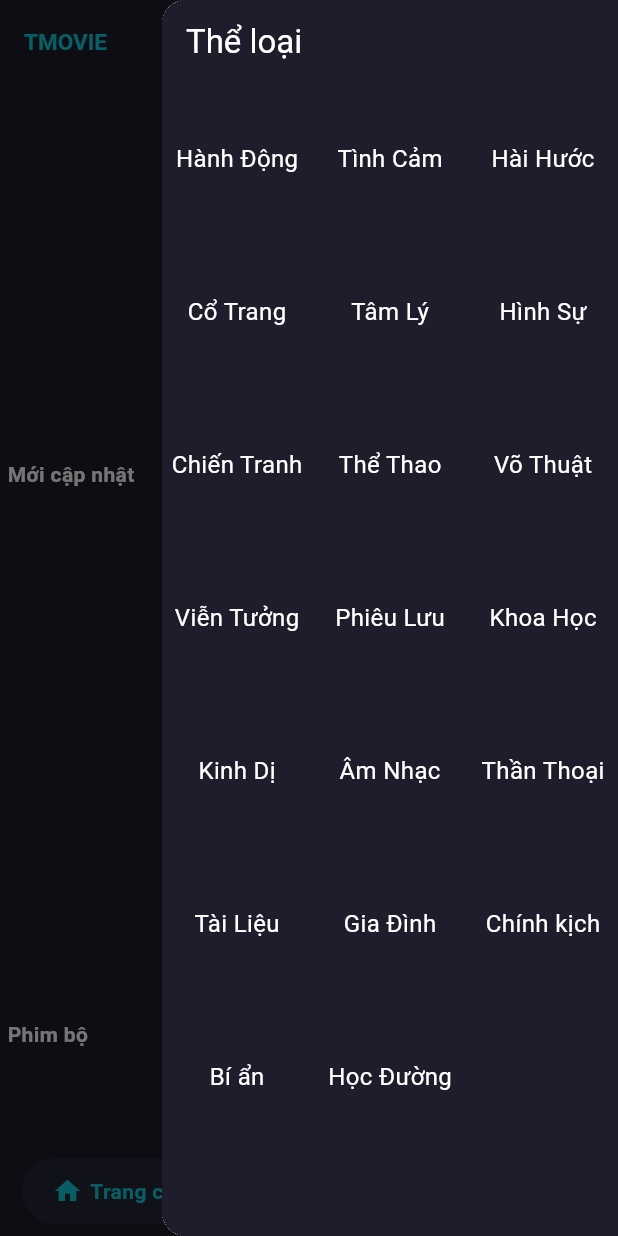
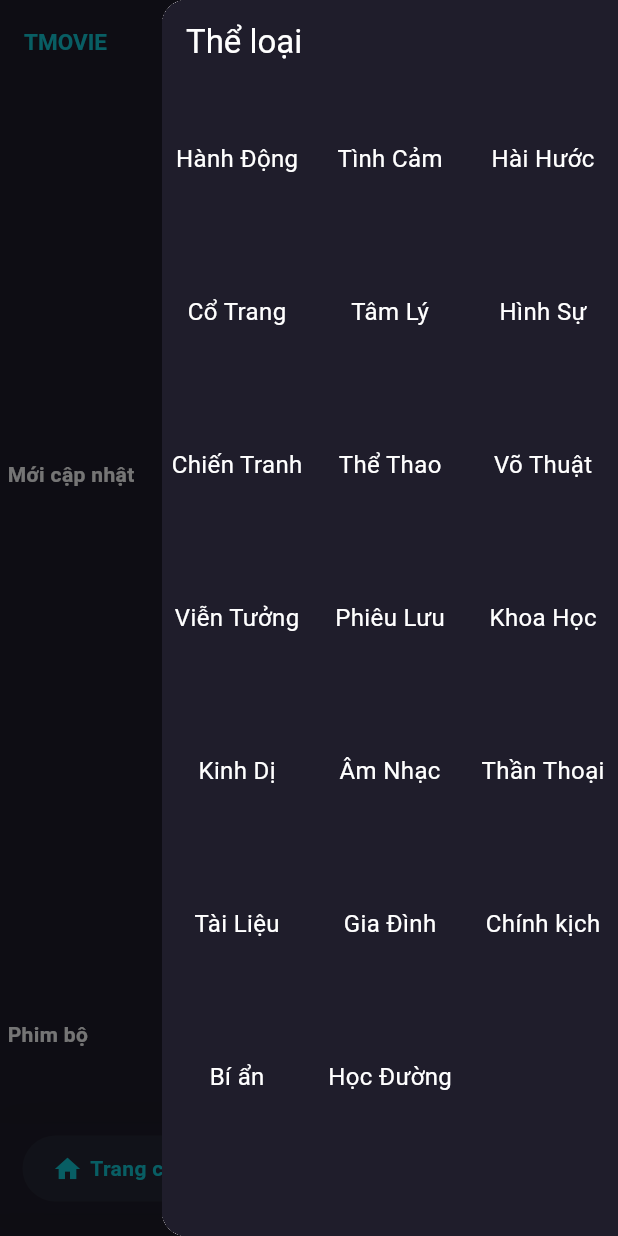
Before and after one commit to devlow03/tmovie_ft, a Flutter app: the screen it shows after launch, with the side drawer open, on a phone screen of 412 x 824 dp. Run offline on Flutter 3.47's test engine with Material 3 defaults, Android fonts, the light colour scheme and no system bars; drawn by our look-alikes of carousel_slider, google_nav_bar; our stand-ins replace cached_network_image, chewie, dio, flutter_svg, flutter_widget_from_html, get and 6 more; missing offline and left inert: curl_logger_dio_interceptor; generated files the repository leaves out were written again; network calls fail; statements that could not run were skipped.

Commit message:
fix: height bottom bar

```diff
--- a/lib/app/view/index/index_view.dart
+++ b/lib/app/view/index/index_view.dart
@@ -58,7 +58,9 @@ class IndexView extends StatelessWidget {
       ),
       backgroundColor: GlobalColor.backgroundColor,
       body: Obx(() => items[controller.tabIndex.value??0]['screen']),
-      bottomNavigationBar: Container(
+      bottomNavigationBar: Padding(
+        padding: const EdgeInsets.symmetric(vertical: 15),
+        child: Container(
           decoration: BoxDecoration(
             color: GlobalColor.backgroundColor,
             boxShadow: [
@@ -71,6 +73,7 @@ class IndexView extends StatelessWidget {
           child: Padding(
             padding: const EdgeInsets.symmetric(horizontal: 15.0, vertical: 8),
             child: GNav(
+
               onTabChange: (value)=>controller.tabIndex.value=value,
                 // rippleColor: Colors.grey[800], // tab button ripple color when pressed
                 // hoverColor: Colors.grey[700], // tab button hover color
@@ -92,6 +95,7 @@ class IndexView extends StatelessWidget {
             ),
           ),
         ),
+      ),
     );
   }
 }
```
Also changed, not shown: 12 other files. Lines whose indentation alone changed are shown as unchanged.
